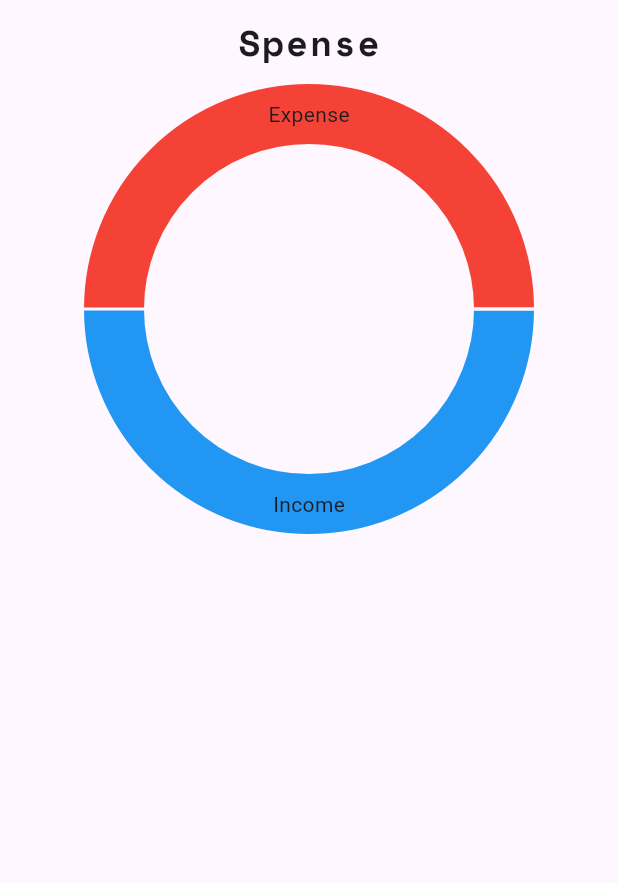
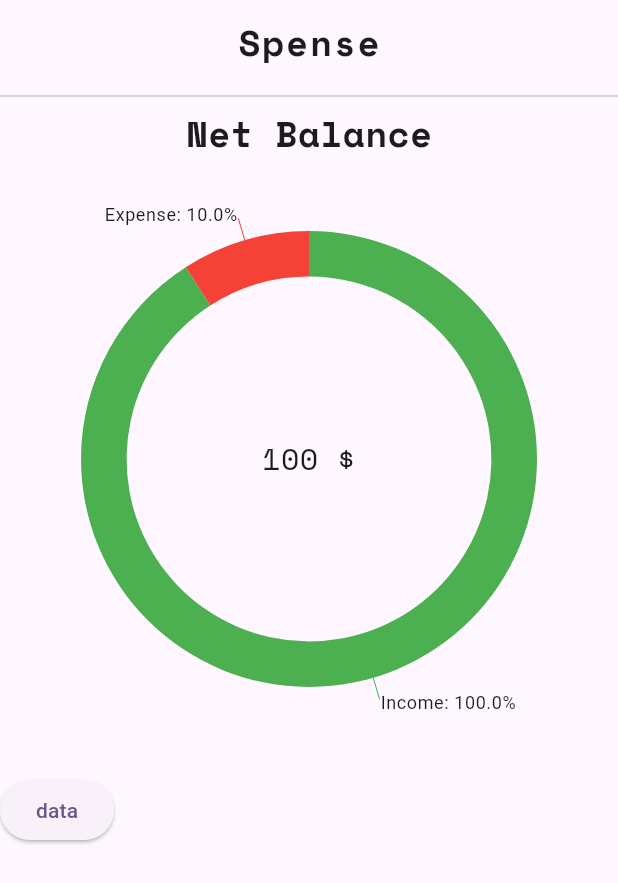
Before and after one commit to Ali-Hadi-Ismail/spense-app, a Flutter app: the screen it shows after launch, on a phone screen of 412 x 824 dp. Shown: the top 883 px of the screen. Run offline on Flutter 3.47's test engine with Material 3 defaults, Android fonts, the phone set to English and light mode, and no system bars; drawn by our look-alikes of fl_chart; our stand-ins replace syncfusion_flutter_charts.

Commit message:
improving chart

```diff
--- a/spense/lib/screens/home_screen.dart
+++ b/spense/lib/screens/home_screen.dart
@@ -9,8 +9,35 @@ class HomeScreen extends StatelessWidget {
     return Scaffold(
       appBar: appBar(),
       body: SafeArea(
-        child: Container(
-          child: PieChartHome(),
+        child: Column(
+          children: [
+            Divider(
+              thickness: 0.2, // Adjust thickness for a thinner line
+              color: Colors.black, // Choose the color of the line
+              indent: 0, // Set the indentation from the start
+              endIndent: 0, // Set the indentation from the end
+            ),
+            Text(
+              "Net Balance",
+              style: TextStyle(
+                  fontSize: 24,
+                  fontFamily: "SpaceMono",
+                  fontWeight: FontWeight.bold),
+            ),
+            PieChartWithLabels(),
+            SizedBox(
+              height: 10,
+            ),
+            Row(
+              mainAxisAlignment: MainAxisAlignment.spaceBetween,
+              children: [
+                ElevatedButton(
+                  onPressed: () {},
+                  child: Text("data"),
+                ),
+              ],
+            )
+          ],
         ),
       ),
     );
--- a/spense/lib/widgets/pie_chart_home.dart
+++ b/spense/lib/widgets/pie_chart_home.dart
@@ -1,30 +1,71 @@
-import 'package:fl_chart/fl_chart.dart';
 import 'package:flutter/material.dart';
+import 'package:syncfusion_flutter_charts/charts.dart';
 
-class PieChartHome extends StatelessWidget {
-  const PieChartHome({super.key});
+class PieChartWithLabels extends StatelessWidget {
+  const PieChartWithLabels({super.key});
 
   @override
   Widget build(BuildContext context) {
+    // Creating a list of data points for the chart
+    List<ChartData> chartData = [
+      ChartData("Income", 100, Colors.green), // green border for Income
+      ChartData("Expense", 10, Colors.red), // red border for Expense
+    ];
+    int totalPrice = 110 - 10;
     return SizedBox(
-      height: 300, // Set a fixed height
-      width: double.infinity, // Full width
-      child: PieChart(
-        PieChartData(
-          sections: [
-            PieChartSectionData(
-              value: 20,
-              color: Colors.blue,
-              title: "Income",
+      height: 400,
+      width: double.infinity,
+      child: Stack(
+        alignment: Alignment.center,
+        children: [
+          SfCircularChart(
+            series: <CircularSeries>[
+              DoughnutSeries<ChartData, String>(
+                dataSource: chartData,
+                animationDuration: 1000,
+                enableTooltip: true,
+                xValueMapper: (ChartData data, _) => data.label,
+                yValueMapper: (ChartData data, _) => data.value,
+                pointColorMapper: (ChartData data, _) => data.color,
+                innerRadius: '80%',
+                dataLabelMapper: (ChartData data, _) {
+                  double percentage = (data.value / 100) * 100;
+                  return '${data.label}: ${percentage.toStringAsFixed(1)}%';
+                },
+                dataLabelSettings: DataLabelSettings(
+                  isVisible: true,
+                  labelPosition: ChartDataLabelPosition.outside,
+                  alignment: ChartAlignment.near,
+                  borderColor:
+                      Colors.grey, // Dynamic color assignment for label border
+                  borderRadius: 20,
+                  borderWidth: 1.2,
+                  connectorLineSettings: ConnectorLineSettings(
+                    length: "20%",
+                    type: ConnectorType.curve,
+                  ),
+                ),
+              ),
+            ],
+          ),
+          Text(
+            "$totalPrice \$",
+            style: TextStyle(
+              fontSize: 20,
+              fontFamily: "SpaceMono",
             ),
-            PieChartSectionData(
-              value: 20,
-              color: Colors.red,
-              title: "Expense",
-            ),
-          ],
-        ),
+          )
+        ],
       ),
     );
   }
 }
+
+class ChartData {
+  final String label;
+  final double value;
+  final Color color;
+
+  // Constructor with necessary fields
+  ChartData(this.label, this.value, this.color);
+}
--- a/spense/pubspec.yaml
+++ b/spense/pubspec.yaml
@@ -12,6 +12,7 @@ dependencies:
     sdk: flutter
   cupertino_icons: ^1.0.6
   fl_chart: ^0.70.2
+  syncfusion_flutter_charts: ^28.2.5+1
 
 dev_dependencies:
   flutter_test:
```
Also changed, not shown: spense/pubspec.lock.
